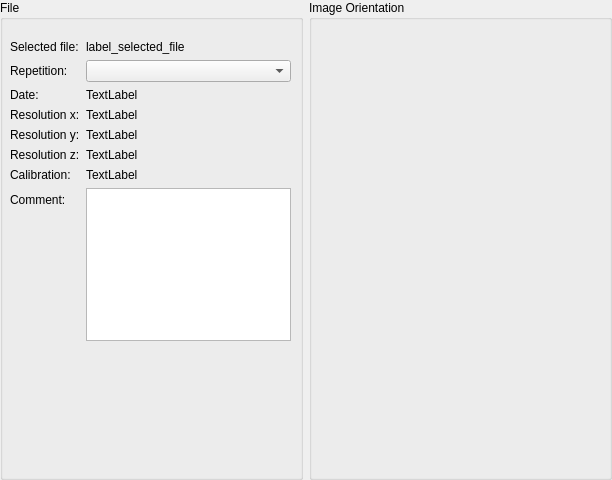
Old version of the form bmicro/gui/data/data_view.ui in the repository BrillouinMicroscopy/BMicro.
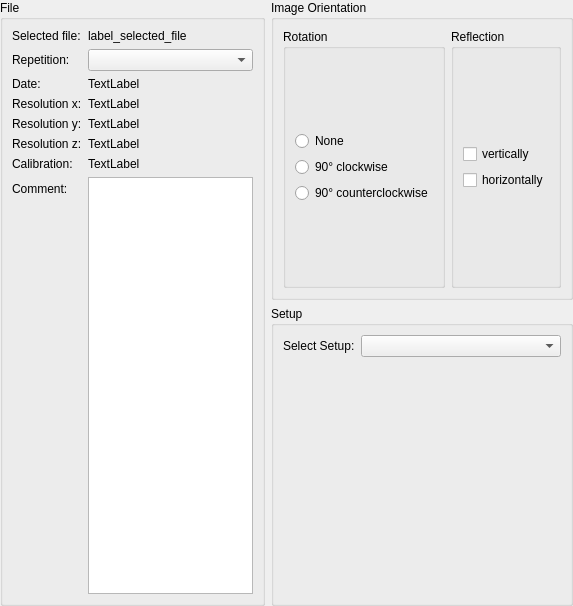
New version of the form.

Commit message: Add RHS to datatab widget

The edit to the form file:
```diff
--- a/bmicro/gui/data/data_view.ui
+++ b/bmicro/gui/data/data_view.ui
@@ -6,14 +6,14 @@
    <rect>
     <x>0</x>
     <y>0</y>
-    <width>612</width>
-    <height>480</height>
+    <width>573</width>
+    <height>606</height>
    </rect>
   </property>
   <property name="windowTitle">
    <string>Form</string>
   </property>
-  <layout class="QVBoxLayout" name="verticalLayout">
+  <layout class="QHBoxLayout" name="horizontalLayout_2">
    <property name="leftMargin">
     <number>0</number>
    </property>
@@ -33,15 +33,6 @@
        <property name="title">
         <string>File</string>
        </property>
-       <widget class="QWidget" name="formLayoutWidget">
-        <property name="geometry">
-         <rect>
-          <x>10</x>
-          <y>40</y>
-          <width>281</width>
-          <height>301</height>
-         </rect>
-        </property>
         <layout class="QFormLayout" name="formLayout">
          <item row="0" column="0">
           <widget class="QLabel" name="label">
@@ -52,9 +43,24 @@
          </item>
          <item row="0" column="1">
           <widget class="QLabel" name="label_selected_file">
+          <property name="enabled">
+           <bool>true</bool>
+          </property>
+          <property name="sizePolicy">
+           <sizepolicy hsizetype="Expanding" vsizetype="Preferred">
+            <horstretch>0</horstretch>
+            <verstretch>0</verstretch>
+           </sizepolicy>
+          </property>
+          <property name="autoFillBackground">
+           <bool>false</bool>
+          </property>
            <property name="text">
             <string>label_selected_file</string>
            </property>
+          <property name="scaledContents">
+           <bool>true</bool>
+          </property>
           </widget>
          </item>
          <item row="1" column="0">
@@ -153,14 +159,99 @@
          </item>
         </layout>
        </widget>
-      </widget>
      </item>
      <item>
-      <widget class="QGroupBox" name="groupBox_2">
+      <layout class="QVBoxLayout" name="verticalLayout">
+       <item>
+        <widget class="QGroupBox" name="groupBox_3">
        <property name="title">
         <string>Image Orientation</string>
        </property>
-      </widget>
+         <layout class="QHBoxLayout" name="horizontalLayout_3">
+          <item>
+           <widget class="QGroupBox" name="groupBox_5">
+            <property name="title">
+             <string>Rotation</string>
+            </property>
+            <layout class="QVBoxLayout" name="verticalLayout_5">
+             <item>
+              <layout class="QVBoxLayout" name="verticalLayout_2">
+               <item>
+                <widget class="QRadioButton" name="radioButton">
+                 <property name="text">
+                  <string>None</string>
+                 </property>
+                </widget>
+               </item>
+               <item>
+                <widget class="QRadioButton" name="radioButton_2">
+                 <property name="text">
+                  <string>90° clockwise</string>
+                 </property>
+                </widget>
+               </item>
+               <item>
+                <widget class="QRadioButton" name="radioButton_3">
+                 <property name="text">
+                  <string>90° counterclockwise</string>
+                 </property>
+                </widget>
+               </item>
+              </layout>
+             </item>
+            </layout>
+           </widget>
+          </item>
+          <item>
+           <widget class="QGroupBox" name="groupBox_4">
+            <property name="title">
+             <string>Reflection</string>
+            </property>
+            <layout class="QVBoxLayout" name="verticalLayout_4">
+             <item>
+              <layout class="QVBoxLayout" name="verticalLayout_3">
+               <item>
+                <widget class="QCheckBox" name="checkBox">
+                 <property name="text">
+                  <string>vertically</string>
+                 </property>
+                </widget>
+               </item>
+               <item>
+                <widget class="QCheckBox" name="checkBox_2">
+                 <property name="text">
+                  <string>horizontally</string>
+                 </property>
+                </widget>
+               </item>
+              </layout>
+             </item>
+            </layout>
+           </widget>
+          </item>
+         </layout>
+        </widget>
+       </item>
+       <item>
+        <widget class="QGroupBox" name="groupBox_2">
+         <property name="title">
+          <string>Setup</string>
+         </property>
+         <layout class="QFormLayout" name="formLayout_2">
+          <item row="0" column="0">
+           <widget class="QLabel" name="label_9">
+            <property name="text">
+             <string>Select Setup:</string>
+            </property>
+           </widget>
+          </item>
+          <item row="0" column="1">
+           <widget class="QComboBox" name="comboBox"/>
+          </item>
+         </layout>
+        </widget>
+       </item>
+      </layout>
      </item>
     </layout>
    </item>
```
Lines whose indentation alone changed are shown as unchanged. The commit also changes 1 other file.
